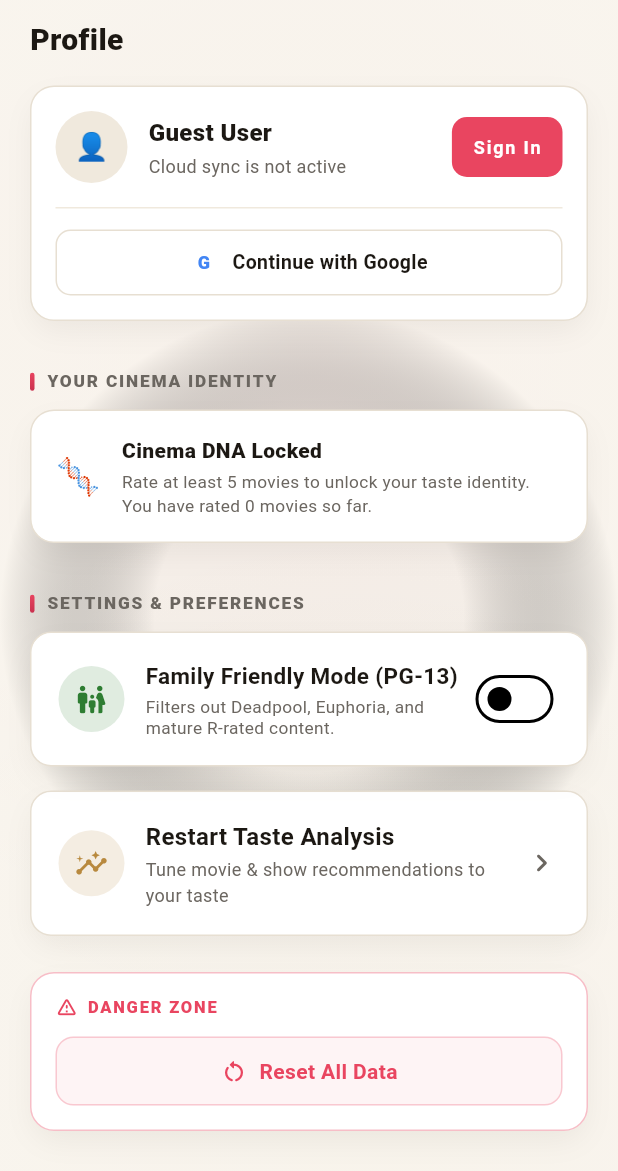
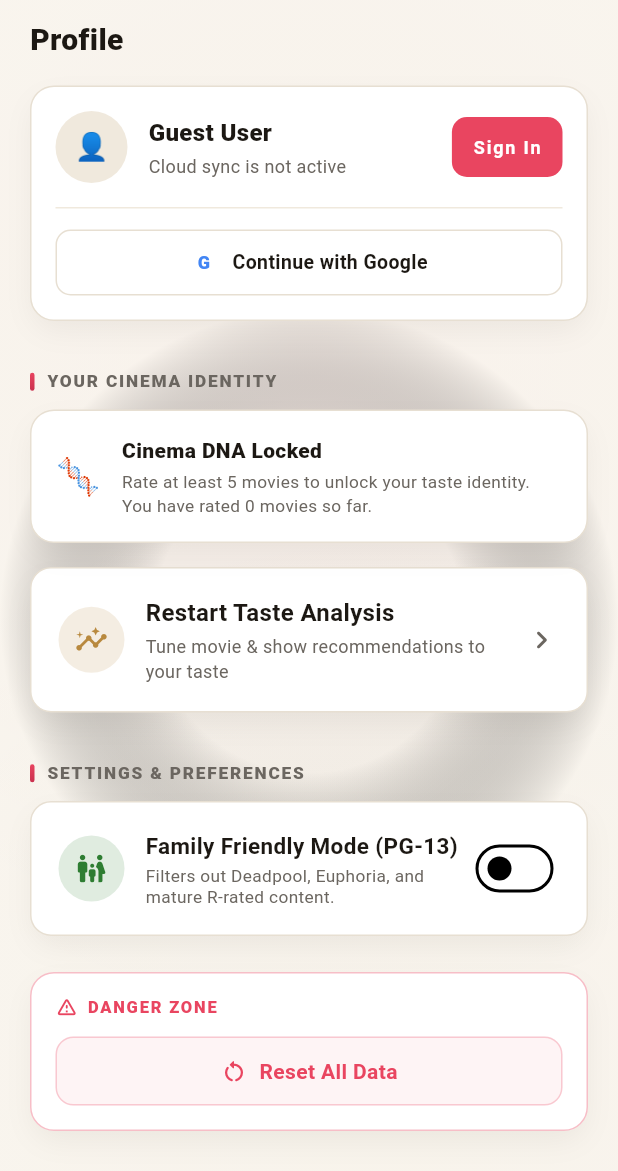
Before and after one commit to mehmetbukum35/cinema-, a Flutter app: the ProfileScreen screen opened directly, on a phone screen of 412 x 824 dp. Shown: the top 1171 px of the screen. Run offline on Flutter 3.47's test engine with Material 3 defaults, Android fonts, the phone set to English and light mode, and no system bars; our stand-ins replace cached_network_image, firebase_core, firebase_messaging, flutter_local_notifications, flutter_riverpod, flutter_secure_storage and 10 more; accounts and stored records are empty; network calls fail.

Commit message:
refactor(profile): group interactions section and tidy layout
Co-authored-by: Cursor <cursoragent@cursor.com>

```diff
--- a/lib/l10n/en.dart
+++ b/lib/l10n/en.dart
@@ -43,7 +43,11 @@ const Map<String, String> kEnStrings = {
 
   // Library (showroom)
   'library_title': 'Your Library',
+  'profile_interactions': 'My Interactions',
   'profile_cinema_identity': 'Your Cinema Identity',
+  'profile_restart_taste_title': 'Restart Taste Analysis',
+  'profile_restart_taste_subtitle':
+      'Tune movie & show recommendations to your taste',
   'danger_zone': 'Danger Zone',
   'sort_added': 'Added',
   'sort_rating': 'Rating',
--- a/lib/l10n/tr.dart
+++ b/lib/l10n/tr.dart
@@ -43,7 +43,11 @@ const Map<String, String> kTrStrings = {
 
   // Kütüphane (showroom)
   'library_title': 'Kütüphanen',
+  'profile_interactions': 'Etkileşimlerim',
   'profile_cinema_identity': 'Sinema Kimliğin',
+  'profile_restart_taste_title': 'Zevk Analizini Yeniden Başlat',
+  'profile_restart_taste_subtitle':
+      'Film & dizi önerilerini zevkine göre ayarla',
   'danger_zone': 'Tehlike Bölgesi',
   'sort_added': 'Eklenme',
   'sort_rating': 'Puan',
--- a/lib/screens/profile_screen.dart
+++ b/lib/screens/profile_screen.dart
@@ -384,44 +384,8 @@ class ProfileScreen extends ConsumerWidget {
             ),
           ),
 
-          // 1. User Header Card
+          // 1. User Header Card — profil, çıkış ve senkron (Google bağlantısı Ayarlar'da)
           const SliverToBoxAdapter(child: UserHeaderCard()),
-
-          // Google bağlantısını kaldır — kimlik kartının hemen altında:
-          // oturumla ilgili işlemler (giriş/çıkış/bağlantı) tek blokta.
-          if (isLoggedIn &&
-              auth.user?['google_sub'] != null &&
-              (auth.user!['google_sub'] as String?)?.isNotEmpty == true)
-            SliverToBoxAdapter(
-              child: Padding(
-                padding: const EdgeInsets.fromLTRB(20, 0, 20, 16),
-                child: SettingsNavCard(
-                  icon: Icons.link_off_rounded,
-                  iconColor: c.red,
-                  iconBackground: c.red.withValues(alpha: 0.12),
-                  title:
-                      tr?.get('google_unlink_title') ??
-                      'Google Bağlantısını Kaldır',
-                  subtitle:
-                      tr?.get('google_unlink_desc') ??
-                      'Devam etmek için hesap parolanızı girin.',
-                  onTap: () {
-                    showModalBottomSheet(
-                      context: context,
-                      isScrollControlled: true,
-                      backgroundColor: c.surface,
-                      shape: const RoundedRectangleBorder(
-                        borderRadius: BorderRadius.vertical(
-                          top: Radius.circular(24),
-                        ),
-                      ),
-                      builder: (_) =>
-                          UnlinkGoogleSheet(ref: ref, parentContext: context),
-                    );
-                  },
-                ),
-              ),
-            ),
 
           // 2. Kütüphane vitrini — son 10 öğe + "Tümünü Gör" uç kartı.
           // Arşivin tamamı LibraryScreen'de (showroom); ray artık listenin
@@ -542,26 +506,32 @@ class ProfileScreen extends ConsumerWidget {
           ],
 
           if (isLoggedIn) ...[
+            SliverToBoxAdapter(
+              child: _sectionHeader(
+                context,
+                c,
+                tr?.get('profile_interactions') ?? 'Etkileşimlerim',
+              ),
+            ),
             if (ratedMovies.isNotEmpty)
               const SliverToBoxAdapter(
                 child: Padding(
-                  padding: EdgeInsets.fromLTRB(16, 12, 16, 0),
+                  padding: EdgeInsets.fromLTRB(20, 0, 20, 0),
                   child: MyReviewsCard(),
                 ),
               ),
             const SliverToBoxAdapter(
               child: Padding(
-                padding: EdgeInsets.fromLTRB(16, 8, 16, 0),
+                padding: EdgeInsets.fromLTRB(20, 8, 20, 0),
                 child: SentRecommendationsCard(),
               ),
             ),
             const SliverToBoxAdapter(
               child: Padding(
-                padding: EdgeInsets.fromLTRB(16, 8, 16, 0),
+                padding: EdgeInsets.fromLTRB(20, 8, 20, 16),
                 child: ReceivedRecommendationsCard(),
               ),
             ),
-            const SliverToBoxAdapter(child: SizedBox(height: 4)),
           ],
 
           // 3. Sinema Kimliğin — Zevk DNA'sı + istatistikler tek başlık
@@ -587,7 +557,7 @@ class ProfileScreen extends ConsumerWidget {
                 child: DnaBanner(),
               ),
             ),
-          if (total >= 3)
+          if (total >= 5)
             SliverToBoxAdapter(
               child: Padding(
                 padding: const EdgeInsets.fromLTRB(20, 0, 20, 16),
@@ -611,6 +581,24 @@ class ProfileScreen extends ConsumerWidget {
               ),
             ),
           ],
+
+          SliverToBoxAdapter(
+            child: Padding(
+              padding: const EdgeInsets.fromLTRB(20, 0, 20, 16),
+              child: SettingsNavCard(
+                icon: Icons.insights_rounded,
+                iconColor: c.gold,
+                iconBackground: c.gold.withValues(alpha: 0.15),
+                title:
+                    tr?.get('profile_restart_taste_title') ??
+                    'Zevk Analizini Yeniden Başlat',
+                subtitle:
+                    tr?.get('profile_restart_taste_subtitle') ??
+                    'Film & dizi önerilerini zevkine göre ayarla',
+                onTap: () => _restartOnboarding(context),
+              ),
+            ),
+          ),
 
           // Sosyal bölümü kaldırıldı: artık hem global menüde hem Birlikte
           // sekmesinde yaşıyor — üçüncü kopyaya gerek yok.
@@ -688,23 +676,39 @@ class ProfileScreen extends ConsumerWidget {
               ),
             ),
 
-          SliverToBoxAdapter(
-            child: Padding(
-              padding: const EdgeInsets.fromLTRB(20, 0, 20, 16),
-              child: SettingsNavCard(
-                icon: Icons.insights_rounded,
-                iconColor: c.gold,
-                iconBackground: c.gold.withValues(alpha: 0.15),
-                title: tr?.locale.languageCode == 'tr'
-                    ? 'Zevk Analizini Yeniden Başlat'
-                    : 'Restart Taste Analysis',
-                subtitle: tr?.locale.languageCode == 'tr'
-                    ? 'Film & dizi önerilerini zevkine göre ayarla'
-                    : 'Tune movie & show recommendations to your taste',
-                onTap: () => _restartOnboarding(context),
+          if (isLoggedIn &&
+              auth.user?['google_sub'] != null &&
+              (auth.user!['google_sub'] as String?)?.isNotEmpty == true)
+            SliverToBoxAdapter(
+              child: Padding(
+                padding: const EdgeInsets.fromLTRB(20, 0, 20, 16),
+                child: SettingsNavCard(
+                  icon: Icons.link_off_rounded,
+                  iconColor: c.red,
+                  iconBackground: c.red.withValues(alpha: 0.12),
+                  title:
+                      tr?.get('google_unlink_title') ??
+                      'Google Bağlantısını Kaldır',
+                  subtitle:
+                      tr?.get('google_unlink_desc') ??
+                      'Devam etmek için hesap parolanızı girin.',
+                  onTap: () {
+                    showModalBottomSheet(
+                      context: context,
+                      isScrollControlled: true,
+                      backgroundColor: c.surface,
+                      shape: const RoundedRectangleBorder(
+                        borderRadius: BorderRadius.vertical(
+                          top: Radius.circular(24),
+                        ),
+                      ),
+                      builder: (_) =>
+                          UnlinkGoogleSheet(ref: ref, parentContext: context),
+                    );
+                  },
+                ),
               ),
             ),
-          ),
 
           // 6. Tehlike Bölgesi
           SliverToBoxAdapter(
```
